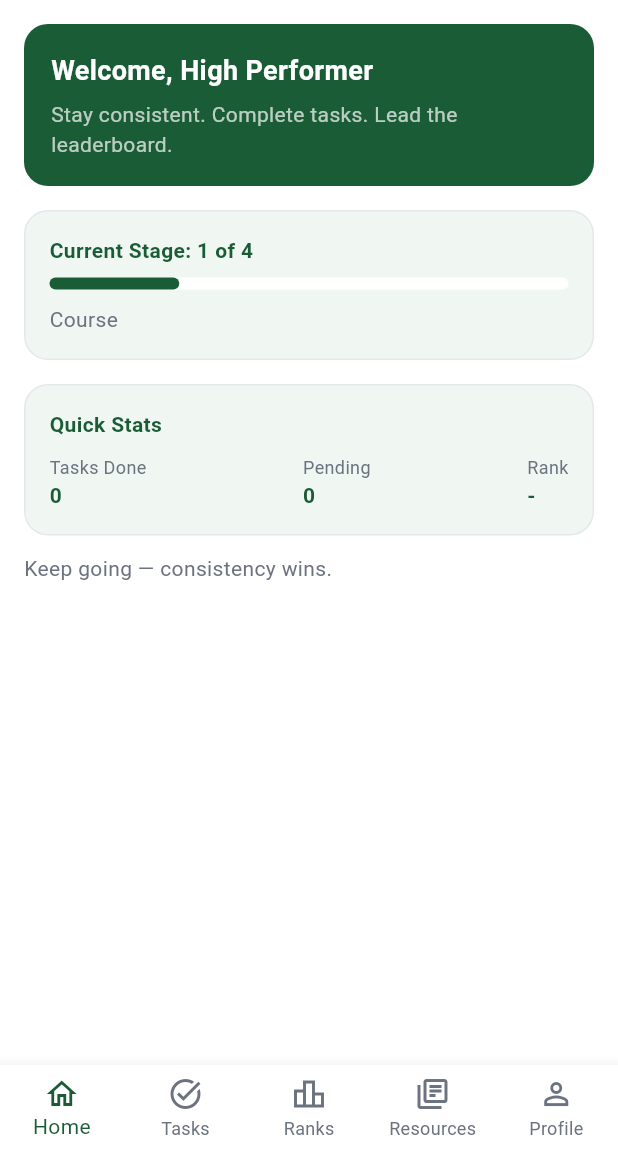
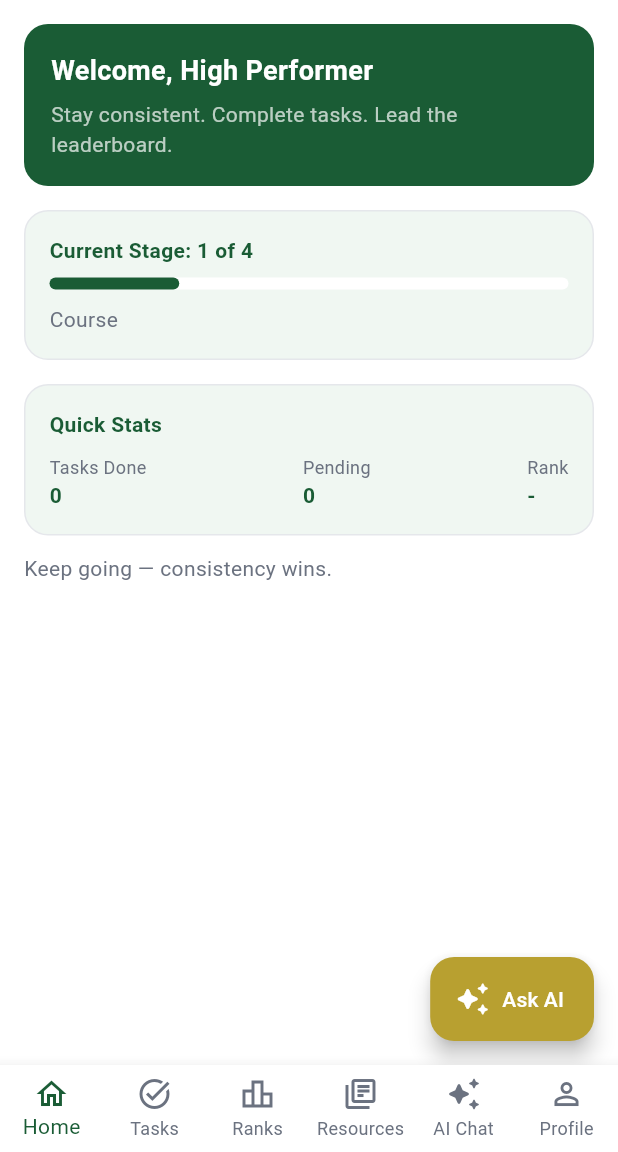
Before and after one commit to alizehibad7-droid/bq_spark_high_performance_student_portal, a Flutter app: the MainNav screen opened by its route, on a phone screen of 412 x 824 dp, the part 84-1236 px from its top. Run offline on Flutter 3.47's test engine with Material 3 defaults, Android fonts, the phone set to English and light mode, and no system bars; our stand-ins replace cached_network_image, cloud_firestore, file_picker, firebase_auth, firebase_core, firebase_crashlytics and 3 more; accounts and stored records are empty.

Commit message:
7th may commit

```diff
--- a/lib/screens/home_screen.dart
+++ b/lib/screens/home_screen.dart
@@ -6,7 +6,9 @@ import '../providers/auth_provider.dart';
 import '../providers/student_provider.dart';
 import '../providers/task_provider.dart';
 import '../services/firestore_service.dart';
+import '../services/remote_config_service.dart';
 import 'admin_panel_screen.dart';
+import 'ai_chat_screen.dart';
 import '../theme/app_theme.dart';
 
 class HomeScreen extends StatelessWidget {
@@ -23,8 +25,24 @@ class HomeScreen extends StatelessWidget {
     final completedCount = taskProvider.completedTaskIds.length;
     final pendingCount = (taskProvider.tasks.length - completedCount).clamp(0, 999);
 
+    final banner = RemoteConfigService().announcementBanner;
+
     return Scaffold(
       backgroundColor: AppColors.background,
+      floatingActionButton: FloatingActionButton.extended(
+        backgroundColor: const Color(0xFFB8A030),
+        icon: const Icon(Icons.auto_awesome_rounded, color: Colors.white),
+        label: const Text(
+          'Ask AI',
+          style: TextStyle(color: Colors.white),
+        ),
+        onPressed: () => Navigator.push(
+          context,
+          MaterialPageRoute<void>(
+            builder: (_) => const AIChatScreen(),
+          ),
+        ),
+      ),
       appBar: AppBar(
         title: const Text("BQ Spark"),
         automaticallyImplyLeading: false,
@@ -41,7 +59,33 @@ class HomeScreen extends StatelessWidget {
             ),
         ],
       ),
-      body: SingleChildScrollView(
+      body: Column(
+        crossAxisAlignment: CrossAxisAlignment.stretch,
+        children: [
+          if (banner.isNotEmpty)
+            Container(
+              width: double.infinity,
+              padding: const EdgeInsets.symmetric(horizontal: 16, vertical: 10),
+              color: const Color(0xFFFFF8E1),
+              child: Row(
+                children: [
+                  const Icon(Icons.campaign_rounded,
+                      color: Color(0xFFB8A030), size: 18),
+                  const SizedBox(width: 8),
+                  Expanded(
+                    child: Text(
+                      banner,
+                      style: const TextStyle(
+                        fontSize: 12,
+                        color: Color(0xFF7A6000),
+                      ),
+                    ),
+                  ),
+                ],
+              ),
+            ),
+          Expanded(
+            child: SingleChildScrollView(
               padding: const EdgeInsets.all(16),
               child: Column(
                 crossAxisAlignment: CrossAxisAlignment.start,
@@ -56,12 +100,14 @@ class HomeScreen extends StatelessWidget {
                     rankWidget: StreamBuilder<List<UserModel>>(
                       stream: firestoreService.streamLeaderboardUsers(),
                       builder: (context, snapshot) {
-                  if (!snapshot.hasData || authProvider.currentUser == null) {
-                    return const Text('-', style: TextStyle(fontWeight: FontWeight.bold));
+                        if (!snapshot.hasData ||
+                            authProvider.currentUser == null) {
+                          return const Text('-',
+                              style: TextStyle(fontWeight: FontWeight.bold));
                         }
                         final uid = authProvider.currentUser!.uid;
-                  final index =
-                      snapshot.data!.indexWhere((user) => user.id == uid);
+                        final index = snapshot.data!
+                            .indexWhere((user) => user.id == uid);
                         return Text(
                           index == -1 ? '-' : '#${index + 1}',
                           style: const TextStyle(
@@ -79,6 +125,9 @@ class HomeScreen extends StatelessWidget {
                   ),
                 ],
               ),
+            ),
+          ),
+        ],
       ),
     );
   }
--- a/lib/screens/main_nav.dart
+++ b/lib/screens/main_nav.dart
@@ -5,6 +5,7 @@ import '../providers/auth_provider.dart';
 import '../providers/student_provider.dart';
 import '../providers/task_provider.dart';
 import '../theme/app_theme.dart';
+import 'ai_chat_screen.dart';
 import 'home_screen.dart';
 import 'tasks_screen.dart';
 import 'leaderboard_screen.dart';
@@ -26,6 +27,7 @@ class _MainNavState extends State<MainNav> {
     TasksScreen(),
     LeaderboardScreen(),
     ResourcesScreen(),
+    AIChatScreen(),
     ProfileScreen(),
   ];
 
@@ -46,7 +48,10 @@ class _MainNavState extends State<MainNav> {
   @override
   Widget build(BuildContext context) {
     return Scaffold(
-      body: _screens[_currentIndex],
+      body: IndexedStack(
+        index: _currentIndex,
+        children: _screens,
+      ),
       bottomNavigationBar: BottomNavigationBar(
         currentIndex: _currentIndex,
         onTap: (i) => setState(() => _currentIndex = i),
@@ -63,6 +68,8 @@ class _MainNavState extends State<MainNav> {
           BottomNavigationBarItem(
               icon: Icon(Icons.library_books_outlined), label: 'Resources'),
           BottomNavigationBarItem(
+              icon: Icon(Icons.auto_awesome_rounded), label: 'AI Chat'),
+          BottomNavigationBarItem(
               icon: Icon(Icons.person_outline), label: 'Profile'),
         ],
       ),
--- a/lib/screens/tasks_screen.dart
+++ b/lib/screens/tasks_screen.dart
@@ -21,6 +21,8 @@ class _TasksScreenState extends State<TasksScreen> {
   @override
   void didChangeDependencies() {
     super.didChangeDependencies();
+    WidgetsBinding.instance.addPostFrameCallback((_) {
+      if (!mounted) return;
       final authProvider = context.read<AuthProvider>();
       final taskProvider = context.read<TaskProvider>();
       final userId = authProvider.currentUser?.uid;
@@ -29,6 +31,7 @@ class _TasksScreenState extends State<TasksScreen> {
           !taskProvider.isLoading) {
         taskProvider.watchTasksForUser(userId);
       }
+    });
   }
 
   @override
--- a/pubspec.yaml
+++ b/pubspec.yaml
@@ -18,10 +18,12 @@ dependencies:
   http: ^1.2.0
   url_launcher: ^6.2.3
   cached_network_image: ^3.3.1
-  flutter_local_notifications: ^16.3.0
+  flutter_local_notifications: ^16.3.3
   intl: ^0.19.0
   file_picker: ^8.0.0+1
   firebase_storage: ^13.3.0
+  firebase_crashlytics: ^5.2.0
+  firebase_remote_config: ^6.4.0
 
 dev_dependencies:
   flutter_test:
```
Also changed, not shown: lib/main.dart (+24 -3 lines), lib/providers/task_provider.dart (+14 -7 lines), lib/screens/admin/admin_students_screen.dart (+50 -38 lines), lib/screens/role_selection_screen.dart (+25 -0 lines), lib/services/auth_service.dart (+24 -2 lines), lib/services/notification_service.dart (+72 -45 lines), pubspec.lock, 6 other files. Lines whose indentation alone changed are shown as unchanged.
